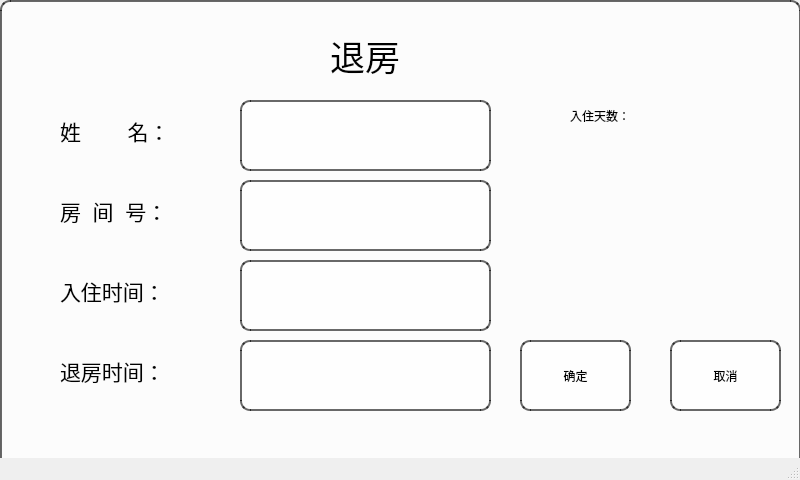
Old version of the form check_out.ui in the repository PengXinYu200133/QT-.
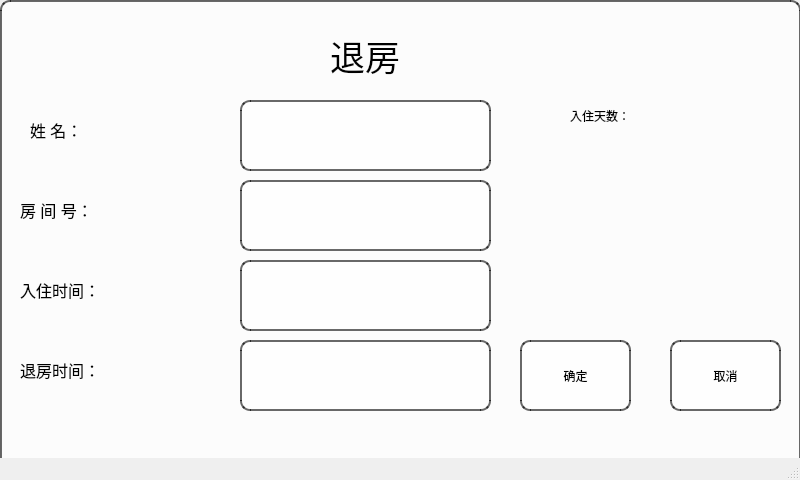
New version of the form.

Patch:
```diff
--- a/check_out.ui
+++ b/check_out.ui
@@ -66,7 +66,7 @@
    <widget class="QLabel" name="label_2">
     <property name="geometry">
      <rect>
-      <x>60</x>
+      <x>30</x>
       <y>100</y>
       <width>101</width>
       <height>61</height>
@@ -78,13 +78,13 @@
      </font>
     </property>
     <property name="text">
-     <string>姓        名：</string>
+     <string>&lt;html&gt;&lt;head/&gt;&lt;body&gt;&lt;p&gt;&lt;span style=&quot; font-size:12pt;&quot;&gt;姓 名：&lt;/span&gt;&lt;/p&gt;&lt;/body&gt;&lt;/html&gt;</string>
     </property>
    </widget>
    <widget class="QLabel" name="label_3">
     <property name="geometry">
      <rect>
-      <x>60</x>
+      <x>20</x>
       <y>180</y>
       <width>101</width>
       <height>61</height>
@@ -96,13 +96,13 @@
      </font>
     </property>
     <property name="text">
-     <string>房  间  号：</string>
+     <string>&lt;html&gt;&lt;head/&gt;&lt;body&gt;&lt;p&gt;&lt;span style=&quot; font-size:12pt;&quot;&gt;房  间  号：&lt;/span&gt;&lt;/p&gt;&lt;/body&gt;&lt;/html&gt;</string>
     </property>
    </widget>
    <widget class="QLabel" name="label_4">
     <property name="geometry">
      <rect>
-      <x>60</x>
+      <x>20</x>
       <y>260</y>
       <width>111</width>
       <height>61</height>
@@ -114,13 +114,13 @@
      </font>
     </property>
     <property name="text">
-     <string>入住时间：</string>
+     <string>&lt;html&gt;&lt;head/&gt;&lt;body&gt;&lt;p&gt;&lt;span style=&quot; font-size:12pt;&quot;&gt;入住时间：&lt;/span&gt;&lt;/p&gt;&lt;/body&gt;&lt;/html&gt;</string>
     </property>
    </widget>
    <widget class="QLabel" name="label_5">
     <property name="geometry">
      <rect>
-      <x>60</x>
+      <x>20</x>
       <y>340</y>
       <width>101</width>
       <height>61</height>
@@ -132,7 +132,7 @@
      </font>
     </property>
     <property name="text">
-     <string>退房时间：</string>
+     <string>&lt;html&gt;&lt;head/&gt;&lt;body&gt;&lt;p&gt;&lt;span style=&quot; font-size:12pt;&quot;&gt;退房时间：&lt;/span&gt;&lt;/p&gt;&lt;/body&gt;&lt;/html&gt;</string>
     </property>
    </widget>
    <widget class="QTextEdit" name="out_time">
```
